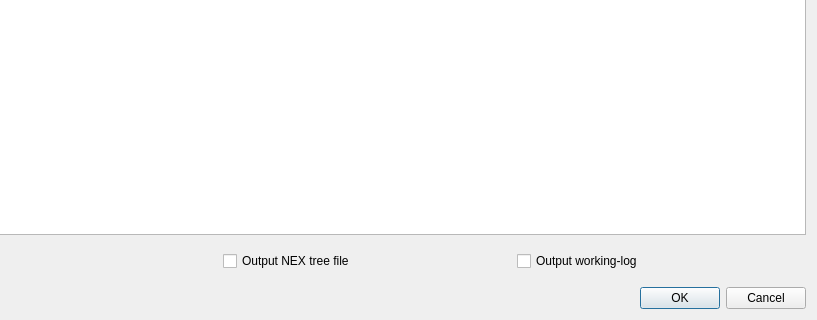
Before: the Qt Designer form output.ui in palaeoware/trevosim, drawn with Qt 5; both pictures show x 83 to 900 and y 480 to 800 of the 900 by 800 pixel window.
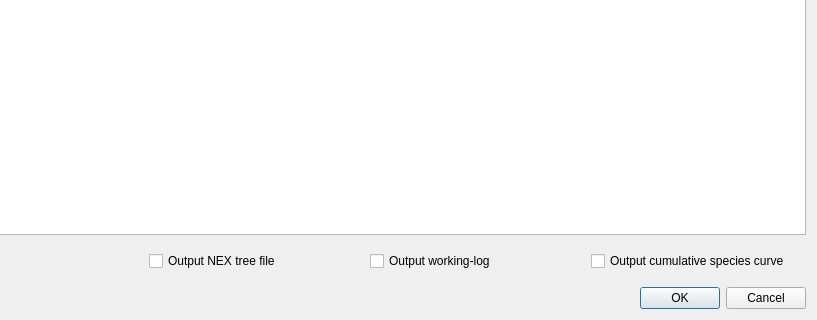
After: the same form once the commit is applied.

```diff
--- a/output.ui
+++ b/output.ui
@@ -155,6 +155,13 @@
        </property>
       </widget>
      </item>
+     <item>
+      <widget class="QCheckBox" name="c_species_curve">
+       <property name="text">
+        <string>Output cumulative species curve</string>
+       </property>
+      </widget>
+     </item>
     </layout>
    </item>
    <item>
```
